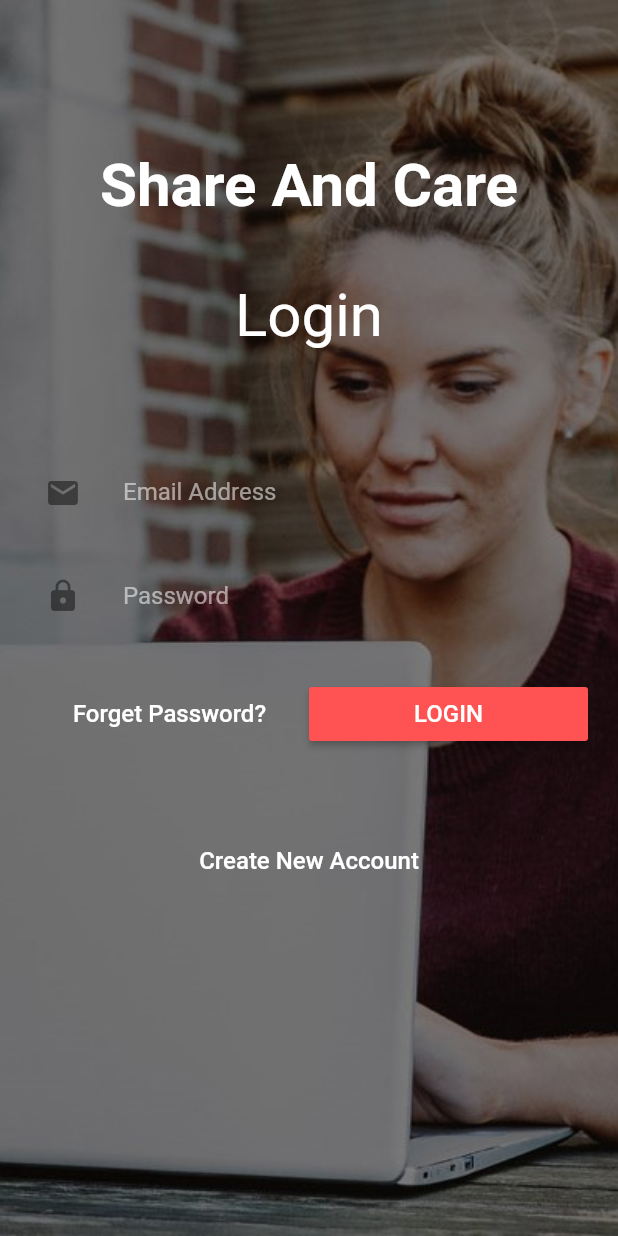
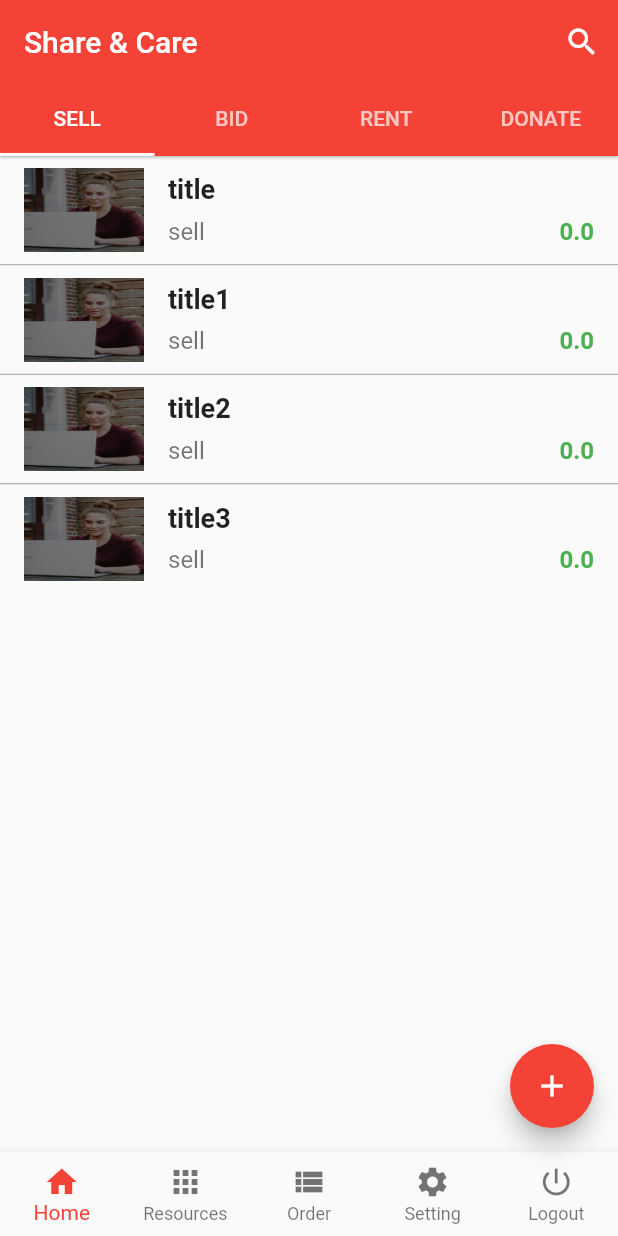
Before and after one commit to xk-xeeshankhan/s-xe-har-eeshankh-ca-an-re, a Flutter app: the screen it shows after launch, after a tap on "LOGIN", on a phone screen of 412 x 824 dp. Run offline on Flutter 3.47's test engine with Material 2 defaults, Android fonts, the phone set to English and light mode, and no system bars.

Commit message:
Home Tabs UI, Appbar, Bottom Navigation

```diff
--- /dev/null
+++ b/sharecare/lib/Model/resource.dart
@@ -0,0 +1,21 @@
+
+class ResourceModel {
+  int id;
+  String title,description,status;
+  double price;
+
+  ResourceModel(this.id,this.title,this.description,this.price,this.status);
+}
+
+  List<ResourceModel> resourceListAll = [
+    ResourceModel(1,"title", "description", 0.0, "sell"),
+    ResourceModel(1,"title1", "description1", 0.0, "sell"),
+    ResourceModel(1,"title2", "description2", 0.0, "sell"),
+    ResourceModel(1,"title3", "description3", 0.0, "sell"),
+    ResourceModel(1,"title4", "description4", 0.0, "bid"),
+    ResourceModel(1,"title4", "description4", 0.0, "bid"),
+    ResourceModel(1,"title5", "description5", 0.0, "rent"),
+    ResourceModel(1,"title6", "description6", 0.0, "donate"),
+    ResourceModel(1,"title6", "description6", 0.0, "donate"),
+    ResourceModel(1,"title6", "description6", 0.0, "donate"),
+  ];
--- a/sharecare/lib/account.dart
+++ b/sharecare/lib/account.dart
@@ -43,6 +43,10 @@ class _AccountState extends State<Account> {
 
   _forgetPasswordServer() {
     //send data to server
+  }
+
+  _loginServer() {
+    Navigator.of(context).pushReplacementNamed('/home');
   }
 
   _loadLayout(String action) {
@@ -243,7 +247,6 @@ class _AccountState extends State<Account> {
   //   ));
   // }
 
-  _forgetPasswordAlertDialog() {}
 
   @override
   Widget build(BuildContext context) {
@@ -321,6 +324,7 @@ class _AccountState extends State<Account> {
                               focusNode: _passwordLoginFocusNode,
                               onFieldSubmitted: (val) {
                                 //same as clicking login button
+                                _loginServer();
                               },
                             ),
                           ),
@@ -344,7 +348,9 @@ class _AccountState extends State<Account> {
                               Expanded(
                                 child: MaterialButton(
                                   textColor: Colors.white,
-                                  onPressed: () {},
+                                  onPressed: () {
+                                    _loginServer();
+                                  },
                                   color: Colors.redAccent,
                                   child: Text("LOGIN",
                                       style: TextStyle(fontSize: 16.0)),
@@ -375,4 +381,6 @@ class _AccountState extends State<Account> {
       ],
     );
   }
+
+
 }
--- /dev/null
+++ b/sharecare/lib/home.dart
@@ -0,0 +1,156 @@
+import 'package:flutter/material.dart';
+import 'package:sharecare/logout.dart';
+import 'package:sharecare/order.dart';
+import 'package:sharecare/resource.dart';
+import 'package:sharecare/setting.dart';
+import 'homeLayout/screen.dart';
+
+class Home extends StatefulWidget {
+  _HomeState createState() => _HomeState();
+}
+
+class _HomeState extends State<Home> with SingleTickerProviderStateMixin {
+  TabController _tabController;
+  int _bottomCurrentIndex = 0;
+
+  @override
+  void initState() {
+    // TODO: implement initState
+    super.initState();
+    _tabController = new TabController(vsync: this, initialIndex: 0, length: 4);
+
+  }
+
+  @override
+  Widget build(BuildContext context) {
+    return Scaffold(
+      appBar: _appBar(),
+      bottomNavigationBar: _bottomNavigationBar(),
+      body: _bodySelection(),
+      floatingActionButton: _floatButtonNewResource(),
+
+    );
+  }
+
+  _floatButtonNewResource(){
+    if(_bottomCurrentIndex==0){
+      return FloatingActionButton(
+        onPressed: (){
+          _floatingButtonPressed();
+        },
+        child: Icon(Icons.add),
+      );
+    }
+    return null;
+  }
+
+  _floatingButtonPressed(){
+    Navigator.of(context).pushNamed('/newresource');
+  }
+
+  _bodySelection(){
+    print(_bottomCurrentIndex);
+    if(_bottomCurrentIndex==0){
+      return _homeLayout();
+    }else if(_bottomCurrentIndex==1){
+      return Resource();
+    }
+    else if(_bottomCurrentIndex==2){
+      return Order();
+    }
+    else if(_bottomCurrentIndex==3){
+      return Setting();
+    }
+    else if(_bottomCurrentIndex==4){
+      return Logout();
+    }
+
+  }
+
+  _homeLayout(){
+    //thing to remember the _tabController.index didnt get change we need to perform setState so we have
+    //done the task directly by passing the index value else can create method change _tabController.index and then call Screen
+    return TabBarView(
+      controller: _tabController,
+      children: <Widget>[
+        Screen(0),
+        Screen(1),
+        Screen(2),
+        Screen(3),
+
+      ],
+
+    );
+  }
+
+  _appBar() {
+    return AppBar(
+      title: Text(
+        "Share & Care",
+        style: TextStyle(color: Colors.white),
+      ),
+      elevation: 0.7,
+      bottom: _bottomTabs(),
+      actions: <Widget>[
+        IconButton(
+          icon: Icon(Icons.search),
+          onPressed: () {},
+        ),
+      ],
+    );
+
+  }
+
+  _bottomTabs() {
+    //home screen then display tabbar
+    if (_bottomCurrentIndex == 0) {
+      return TabBar(
+        controller: _tabController,
+        indicatorColor: Colors.white,
+        tabs: <Widget>[
+          Tab(
+            text: "SELL",
+          ),
+          Tab(
+            text: "BID",
+          ),
+          Tab(
+            text: "RENT",
+          ),
+          Tab(
+            text: "DONATE",
+          ),
+        ],
+      );
+    }
+    //else return null
+    return null;
+  }
+
+  _bottomNavigationBar() {
+    return BottomNavigationBar(
+      currentIndex: _bottomCurrentIndex,
+      type: BottomNavigationBarType.fixed,
+      onTap: _bottomNavigationBarTab,
+      fixedColor: Colors.red,
+      items: [
+        BottomNavigationBarItem(title: Text("Home"), icon: Icon(Icons.home)),
+        BottomNavigationBarItem(
+            title: Text("Resources"), icon: Icon(Icons.apps)),
+        BottomNavigationBarItem(
+            title: Text("Order"), icon: Icon(Icons.view_list)),
+        BottomNavigationBarItem(
+            title: Text("Setting"), icon: Icon(Icons.settings)),
+        BottomNavigationBarItem(
+            title: Text("Logout"), icon: Icon(Icons.power_settings_new)),
+      ],
+    );
+  }
+
+  _bottomNavigationBarTab(int index) {
+    setState(() {
+      _bottomCurrentIndex = index;
+    });
+  }
+
+}
--- /dev/null
+++ b/sharecare/lib/homeLayout/bid.dart
@@ -0,0 +1,10 @@
+import 'package:flutter/material.dart';
+
+class Bid extends StatelessWidget {
+  @override
+  Widget build(BuildContext context) {
+    return Center(
+      child: Text("Bid"),
+    );
+  }
+}
--- /dev/null
+++ b/sharecare/lib/homeLayout/donate.dart
@@ -0,0 +1,10 @@
+import 'package:flutter/material.dart';
+
+class Donate extends StatelessWidget {
+  @override
+  Widget build(BuildContext context) {
+    return Center(
+      child: Text("Donate"),
+    );
+  }
+}
--- /dev/null
+++ b/sharecare/lib/homeLayout/rent.dart
@@ -0,0 +1,10 @@
+import 'package:flutter/material.dart';
+
+class Rent extends StatelessWidget {
+  @override
+  Widget build(BuildContext context) {
+    return Center(
+      child: Text("Rent"),
+    );
+  }
+}
--- /dev/null
+++ b/sharecare/lib/homeLayout/screen.dart
@@ -0,0 +1,118 @@
+import 'package:flutter/material.dart';
+import 'package:sharecare/Model/resource.dart';
+
+class Screen extends StatefulWidget {
+  final int index;
+  Screen(this.index);
+
+  _ScreenState createState() => _ScreenState();
+}
+
+class _ScreenState extends State<Screen> {
+  List<ResourceModel> resourceList;
+  int _index;
+  @override
+  void initState() {
+    _index = widget.index;
+    super.initState();
+  }
+
+  @override
+  Widget build(BuildContext context) {
+    return _checkScreen();
+  }
+
+  _checkScreen() {
+    if (_index == 0) {
+      //Sell
+      resourceList = List();
+      resourceListAll.forEach((item) {
+        if (item.status == "sell") resourceList.add(item);
+      });
+      return _displayRow();
+    } else if (_index == 1) {
+      //Bid
+      resourceList = List();
+      resourceListAll.forEach((item) {
+        if (item.status == "bid") resourceList.add(item);
+      });
+      return _displayRow();
+    } else if (_index == 2) {
+      //rent
+      resourceList = List();
+      resourceListAll.forEach((item) {
+        if (item.status == "rent") resourceList.add(item);
+      });
+      return _displayRow();
+    } else if (_index == 3) {
+      //Donate
+      resourceList = List();
+      resourceListAll.forEach((item) {
+        if (item.status == "donate") resourceList.add(item);
+      });
+      return _displayRow();
+    }
+  }
+
+  _displayRow() {
+    return ListView.separated(
+      itemCount: resourceList.length,
+      itemBuilder: (context, index) {
+        return Column(
+          children: <Widget>[
+            ListTile(
+              leading: Image(
+                image: AssetImage("assets/images/bg.jpg"),
+                fit: BoxFit.fill,
+                height: 60.0,
+                width: 80.0,
+              ),
+              title: Text(
+                resourceList[index].title,
+                style: TextStyle(
+                  fontSize: 18.0,
+                  fontWeight: FontWeight.bold,
+                ),
+              ),
+              subtitle: Padding(
+                padding: const EdgeInsets.only(top: 8.0, bottom: 8.0),
+                child: Row(
+                  children: <Widget>[
+                    SizedBox(
+                      height: 5.0,
+                    ),
+                    Expanded(
+                      child: Text(
+                        resourceList[index].status,
+                        style: TextStyle(
+                          fontSize: 16.0,
+                        ),
+                      ),
+                    ),
+                    _displayPrice(index),
+                  ],
+                ),
+              ),
+            )
+          ],
+        );
+      },
+      separatorBuilder: (context, index) => Divider(
+            height: 1.0,
+            color: Colors.grey,
+          ),
+    );
+  }
+
+  _displayPrice(index) {
+    String price = _index==3?"Free":resourceList[index].price.toString();
+    return Expanded(
+      child: Text(
+        price,
+        textAlign: TextAlign.right,
+        style: TextStyle(
+            fontSize: 16.0, color: Colors.green, fontWeight: FontWeight.bold),
+      ),
+    );
+  }
+}
--- /dev/null
+++ b/sharecare/lib/homeLayout/sell.dart
@@ -0,0 +1,10 @@
+import 'package:flutter/material.dart';
+
+class Sell extends StatelessWidget {
+  @override
+  Widget build(BuildContext context) {
+    return Center(
+      child: Text("Sell"),
+    );
+  }
+}
--- /dev/null
+++ b/sharecare/lib/logout.dart
@@ -0,0 +1,14 @@
+import 'package:flutter/material.dart';
+
+class Logout extends StatefulWidget {
+  _LogoutState createState() => _LogoutState();
+}
+
+class _LogoutState extends State<Logout> {
+  @override
+  Widget build(BuildContext context) {
+    return Center(
+      child: Text("Logout"),
+    );
+  }
+}
--- a/sharecare/lib/main.dart
+++ b/sharecare/lib/main.dart
@@ -1,5 +1,7 @@
 import 'package:flutter/material.dart';
+import 'package:sharecare/newresource.dart';
 import 'account.dart';
+import 'home.dart';
 
 void main() => runApp(new MyApp());
 
@@ -20,9 +22,18 @@ class MyApp extends StatelessWidget {
         // counter didn't reset back to zero; the application is not restarted.
         primarySwatch: Colors.red,
       ),
+      routes: _myRoutes(),
       home: Scaffold(
         body: new Account(),
       ),
     );
   }
+
+  _myRoutes(){
+    return <String, WidgetBuilder>{
+      '/home': (_) => new Home(),
+      '/newresource': (_) => new NewResource(),
+      // '/setting': (_) => new Setting(),
+    };
+  }
 }
--- /dev/null
+++ b/sharecare/lib/newresource.dart
@@ -0,0 +1,14 @@
+import 'package:flutter/material.dart';
+
+class NewResource extends StatefulWidget {
+  _NewResourceState createState() => _NewResourceState();
+}
+
+class _NewResourceState extends State<NewResource> {
+  @override
+  Widget build(BuildContext context) {
+    return Center(
+       child: Text("New Resource"),
+    );
+  }
+}
--- /dev/null
+++ b/sharecare/lib/order.dart
@@ -0,0 +1,14 @@
+import 'package:flutter/material.dart';
+
+class Order extends StatefulWidget {
+  _OrderState createState() => _OrderState();
+}
+
+class _OrderState extends State<Order> {
+  @override
+  Widget build(BuildContext context) {
+    return Center(
+      child: Text("Order"),
+    );
+  }
+}
--- /dev/null
+++ b/sharecare/lib/resource.dart
@@ -0,0 +1,14 @@
+import 'package:flutter/material.dart';
+
+class Resource extends StatefulWidget {
+  _ResourceState createState() => _ResourceState();
+}
+
+class _ResourceState extends State<Resource> {
+  @override
+  Widget build(BuildContext context) {
+    return Center(
+      child: Text("Resource"),
+    );
+  }
+}
--- /dev/null
+++ b/sharecare/lib/setting.dart
@@ -0,0 +1,14 @@
+import 'package:flutter/material.dart';
+
+class Setting extends StatefulWidget {
+  _SettingState createState() => _SettingState();
+}
+
+class _SettingState extends State<Setting> {
+  @override
+  Widget build(BuildContext context) {
+    return Center(
+      child: Text("Setting"),
+    );
+  }
+}
```
Also changed, not shown: sharecare/lib/content.txt (+37 -0 lines), sharecare/lib/constantWidget.dart (added).
